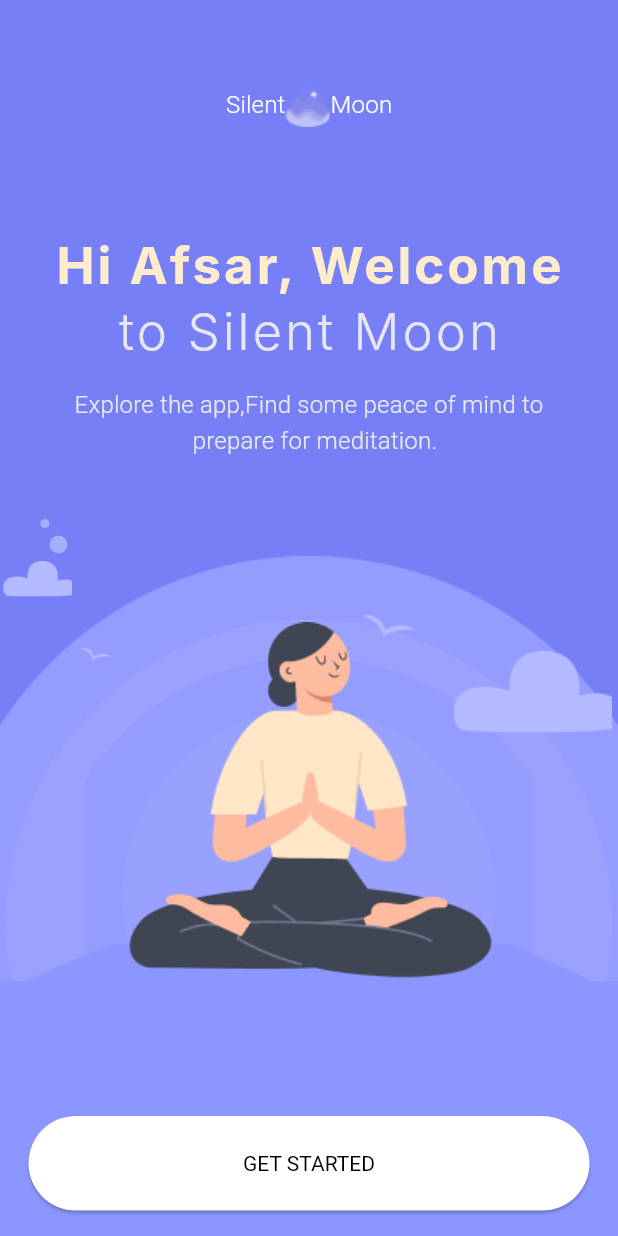
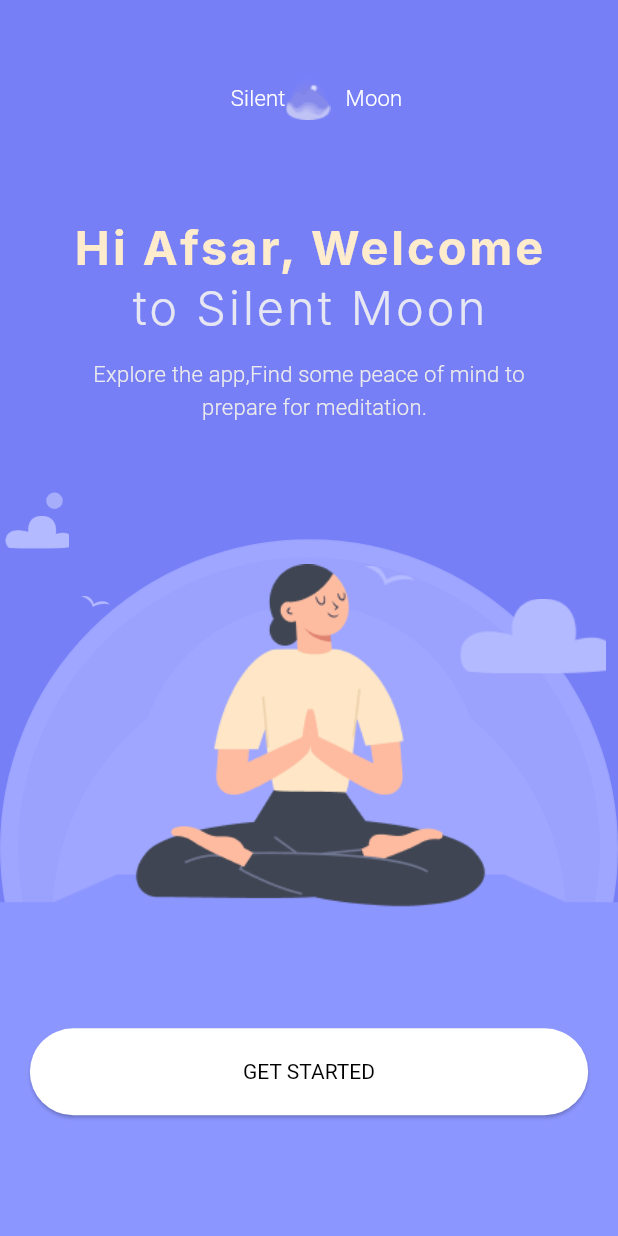
Before and after one commit to rakibul6670/meditation_ui_app, a Flutter app: the GetStartedScreen screen opened by its route, on a phone screen of 412 x 824 dp. Run offline on Flutter 3.47's test engine with Material 3 defaults, Android fonts, the phone set to English and light mode, and no system bars; our stand-ins replace flutter_screenutil, flutter_time_picker_spinner, font_awesome_flutter; Roboto replaces fonts that are missing (HelveticaNeue, Inter).

Commit message:
welcome,login,signup,screen response complete

```diff
--- a/lib/app.dart
+++ b/lib/app.dart
@@ -2,6 +2,7 @@
 import 'package:meditation_ui_app/core/routes/app_pages.dart';
 import 'package:meditation_ui_app/core/routes/app_routes.dart';
 import 'package:meditation_ui_app/core/theme/app_theme.dart';
+import 'package:meditation_ui_app/welcome_screen.dart';
 
 class MeditationUiApp extends StatelessWidget {
   const MeditationUiApp({super.key});
@@ -13,7 +14,8 @@
 
 
      initialRoute: AppRoutes.initialScreen,
-     routes: AppPages.routes,
+      routes: AppPages.routes,
+      //home: WelcomeScreen(),
 
      theme: AppTheme.darkTheme,
      //darkTheme: AppTheme.darkTheme,
--- a/lib/core/routes/app_pages.dart
+++ b/lib/core/routes/app_pages.dart
@@ -11,12 +11,14 @@
 import 'package:meditation_ui_app/presentation/screen/sign_up_screen.dart';
 import 'package:meditation_ui_app/presentation/screen/sign_up_sign_in_screen.dart';
 import '../../presentation/screen/music_details_screen.dart';
+import '../../welcome_screen.dart';
 
 class AppPages{
 
   static Map<String,Widget Function(BuildContext)> routes = {
 
-    AppRoutes.initialScreen : (context)=> SignUpSignInScreen(),
+    AppRoutes.initialScreen : (context)=> WelcomeScreen(),
+    AppRoutes.signupSignInScreen : (context)=> SignUpSignInScreen(),
     AppRoutes.loginScreen : (context)=> LoginScreen(),
     AppRoutes.dashboardScreen : (context)=> DashboardScreen(),
     AppRoutes.musicDetailsScreen : (context) => MusicDetailsScreen(),
--- a/lib/core/routes/app_routes.dart
+++ b/lib/core/routes/app_routes.dart
@@ -1,6 +1,7 @@
 class AppRoutes{
 
   static final String initialScreen = '/';
+  static final String signupSignInScreen = '/signupSignInScreen';
   static final String loginScreen = '/loginScreen';
   static final String dashboardScreen = "/dashboardScreen";
   static final String musicDetailsScreen = "/musicDetailsScreen";
--- a/lib/core/theme/app_spacing.dart
+++ b/lib/core/theme/app_spacing.dart
@@ -1,4 +1,5 @@
 import 'package:flutter/widgets.dart';
+import 'package:flutter_screenutil/flutter_screenutil.dart';
 
 class AppSpacing {
   //===================== Vertical Spacing ====================================
@@ -7,42 +8,42 @@
   // static SizedBox v189 = SizedBox(height: 189);
   //static SizedBox v111 = SizedBox(height: 111);
 
-  static SizedBox v391 = SizedBox(height: 391);
-  static SizedBox v155 = SizedBox(height: 155);
-  static SizedBox v105 = SizedBox(height: 105);
+  static SizedBox v391 = SizedBox(height: 391.h);
+  static SizedBox v155 = SizedBox(height: 155.h);
+  static SizedBox v105 = SizedBox(height: 105.h);
 
-  static SizedBox v86 = SizedBox(height: 86);
-  static SizedBox v82 = SizedBox(height: 82);
-  static SizedBox v70 = SizedBox(height: 70);
-  static SizedBox v60 = SizedBox(height: 60);
-  static SizedBox v55 = SizedBox(height: 55);
-  static SizedBox v57 = SizedBox(height: 57);
-  static SizedBox v50 = SizedBox(height: 50);
-  static SizedBox v40 = SizedBox(height: 40);
+  static SizedBox v86 = SizedBox(height: 86.h);
+  static SizedBox v82 = SizedBox(height: 82.h);
+  static SizedBox v70 = SizedBox(height: 70.h);
+  static SizedBox v60 = SizedBox(height: 60.h);
+  static SizedBox v55 = SizedBox(height: 55.h);
+  static SizedBox v57 = SizedBox(height: 57.h);
+  static SizedBox v50 = SizedBox(height: 50.h);
+  static SizedBox v40 = SizedBox(height: 40.h);
 
-  static SizedBox v34 = SizedBox(height: 34);
-  static SizedBox v35 = SizedBox(height: 35);
+  static SizedBox v34 = SizedBox(height: 34.h);
+  static SizedBox v35 = SizedBox(height: 35.h);
 
-  static SizedBox v32 = SizedBox(height: 32);
+  static SizedBox v32 = SizedBox(height: 32.h);
 
-  static SizedBox v30 = SizedBox(height: 30);
-  static SizedBox v23 = SizedBox(height: 23);
-  static SizedBox v20 = SizedBox(height: 20);
-  static SizedBox v25 = SizedBox(height: 25);
+  static SizedBox v30 = SizedBox(height: 30.h);
+  static SizedBox v23 = SizedBox(height: 23.h);
+  static SizedBox v20 = SizedBox(height: 20.h);
+  static SizedBox v25 = SizedBox(height: 25.h);
 
-  static SizedBox v15 = SizedBox(height: 15);
+  static SizedBox v15 = SizedBox(height: 15.h);
 
-  static SizedBox v10 = SizedBox(height: 10);
+  static SizedBox v10 = SizedBox(height: 10.h);
 
-  static SizedBox v5 = SizedBox(height: 5);
+  static SizedBox v5 = SizedBox(height: 5.h);
 
   //============================ Horizontal Spacing =================
-  static SizedBox h63 = SizedBox(width: 63);
-  static SizedBox h56 = SizedBox(width: 56);
-  static SizedBox h20 = SizedBox(width: 20);
-  static SizedBox h15 = SizedBox(width: 15);
+  static SizedBox h63 = SizedBox(width: 63.w);
+  static SizedBox h56 = SizedBox(width: 56.w);
+  static SizedBox h20 = SizedBox(width: 20.w);
+  static SizedBox h15 = SizedBox(width: 15.w);
 
-  static SizedBox h10 = SizedBox(width: 10);
+  static SizedBox h10 = SizedBox(width: 10.w);
 
-  static SizedBox h5 = SizedBox(width: 5);
+  static SizedBox h5 = SizedBox(width: 5.w);
 }
--- a/lib/core/theme/app_theme.dart
+++ b/lib/core/theme/app_theme.dart
@@ -1,4 +1,5 @@
 import 'package:flutter/material.dart';
+import 'package:flutter_screenutil/flutter_screenutil.dart';
 
 class AppTheme {
 
@@ -63,14 +64,14 @@
     //-------------------Text Theme -------------
     textTheme: TextTheme(
       headlineMedium: TextStyle(
-        fontSize: 34,
+        fontSize: 34.sp,
         fontWeight: FontWeight.w700,
         fontFamily: "Inter",
         letterSpacing: 2,
         color: Color(0xFFE6E7F2),
       ),
       headlineSmall: TextStyle(
-        fontSize: 24,
+        fontSize: 24.sp,
         fontWeight: FontWeight.w400,
         fontFamily: "HelveticaNeue",
         letterSpacing: 2,
@@ -78,30 +79,30 @@
       ),
 
       titleLarge: TextStyle(
-        fontSize: 20,
+        fontSize: 20.sp,
         fontWeight: FontWeight.w300,
         color: Color(0xffebeaec),
       ),
       titleMedium: TextStyle(
-        fontSize: 16,
+        fontSize: 16.sp,
         fontWeight: FontWeight.w300,
         color: Color(0xffebeaec),
       ),
       titleSmall: TextStyle(
-        fontSize: 14,
+        fontSize: 14.sp,
         fontWeight: FontWeight.w400,
         fontFamily: "HelveticaNeue",
         color: Color(0xffebeaec),
       ),
 
       bodyLarge: TextStyle(
-        fontSize: 18,
+        fontSize: 18.sp,
         fontWeight: FontWeight.w700,
         color: Color(0xffebeaec),
       ),
 
       bodySmall: TextStyle(
-        fontSize: 11,
+        fontSize: 11.sp,
         fontWeight: FontWeight.w400,
         color: Color(0xffebeaec),
         // letterSpacing: 5,
--- a/lib/main.dart
+++ b/lib/main.dart
@@ -1,6 +1,23 @@
 import 'package:flutter/material.dart';
+import 'package:flutter_screenutil/flutter_screenutil.dart';
 import 'package:meditation_ui_app/app.dart';
 
 void main() {
-  runApp(MeditationUiApp());
+  runApp(MyApp());
 }
+
+class MyApp extends StatelessWidget {
+  const MyApp({super.key});
+
+  @override
+  Widget build(BuildContext context) {
+    return ScreenUtilInit(
+      minTextAdapt: true,
+      splitScreenMode: true,
+      designSize: Size(414, 896),
+      builder: (context,child){
+        return MeditationUiApp();
+      },
+    );
+  }
+}
--- a/lib/presentation/screen/get_started_screen.dart
+++ b/lib/presentation/screen/get_started_screen.dart
@@ -1,4 +1,5 @@
 import 'package:flutter/material.dart';
+import 'package:flutter_screenutil/flutter_screenutil.dart';
 import 'package:meditation_ui_app/core/constants/assets_icons_path.dart';
 import 'package:meditation_ui_app/core/routes/app_routes.dart';
 import 'package:meditation_ui_app/core/theme/app_spacing.dart';
@@ -20,12 +21,13 @@
           child: Column(
             children: [
               //===================== Title ==================
-              SizedBox(height: 55),
+              SizedBox(height: 55.h),
               Row(
                 mainAxisAlignment: MainAxisAlignment.center,
 
                 children: [
                   //---------------------Silent Text --------------
+                  SizedBox(width: 10.w,),
                   Text(
                     "Silent",
                     style: textTheme.titleMedium!.copyWith(color: const Color.fromARGB(255, 255, 255, 255)),
@@ -35,6 +37,7 @@
                   Image.asset(AssetsIconsPath.logo, height: 30, width: 30),
 
                   //----------------------Moon Text------------------
+                   SizedBox(width: 10.w,),
                   Text(
                     "Moon",
                     style: textTheme.titleMedium!.copyWith(color: const Color.fromARGB(255, 255, 255, 255)),
@@ -69,11 +72,11 @@
               ),
 
               //=======================Get Started Button ============
-              SizedBox(height: 438),
+              SizedBox(height: 438.h),
 
               SizedBox(
-                height: 63,
-                width: 374,
+                height: 63.h,
+                width: 374.w,
                 child: ElevatedButton(
                   style: ElevatedButton.styleFrom(
                     backgroundColor: Colors.white,
@@ -89,7 +92,7 @@
               ),
 
               //SizedBox(height: 118,),
-              SizedBox(height: 80),
+              SizedBox(height: 80.h),
             ],
           ),
         ),
--- a/lib/presentation/widgets/custom_elevated_button.dart
+++ b/lib/presentation/widgets/custom_elevated_button.dart
@@ -1,4 +1,5 @@
 import 'package:flutter/material.dart';
+import 'package:flutter_screenutil/flutter_screenutil.dart';
 
 class CustomElevatedButton extends StatelessWidget {
   final VoidCallback onPressed;
@@ -9,8 +10,8 @@
   @override
   Widget build(BuildContext context) {
     return SizedBox(
-      height: 63,
-      width: 374,
+      height: 63.h,
+      width: 374.w,
       child: ElevatedButton(
         onPressed: onPressed,
          child: Text(buttonName)
--- a/lib/presentation/widgets/get_started_background.dart
+++ b/lib/presentation/widgets/get_started_background.dart
@@ -1,4 +1,5 @@
 import 'package:flutter/material.dart';
+import 'package:flutter_screenutil/flutter_screenutil.dart';
 import 'package:meditation_ui_app/core/constants/assets_images_path.dart';
 
 class GetStartedBackground extends StatelessWidget {
@@ -17,11 +18,11 @@
 
            //===========================Small Circle left ================
            Positioned(
-            top: 346,
-            left: 27,
+            top: 346.w,
+            left: 27.w,
             child: Container(
-              height: 6,
-              width: 6,
+              height: 6.h,
+              width: 6.w,
               decoration: BoxDecoration(
                 color: Color(0xffA6ADFB),
                 shape: BoxShape.circle,
@@ -31,11 +32,11 @@
             ),
            //===========================Medium Circle left =================
            Positioned(
-            top: 357,
-            left: 33,
+            top: 357.h,
+            left: 33.h,
             child:  Container(
-              height: 12,
-              width: 12,
+              height: 12.h,
+              width: 12.w,
               decoration: BoxDecoration(
                 color: Color(0xffA6ADFB),
                 shape: BoxShape.circle,
@@ -46,66 +47,84 @@
 
           //========================= cloud left side ====================
           Positioned(
-            top: 374,
-            child: Image.asset(AssetsImagesPath.cloud,width: 50,height: 24,)
+            top: 374.h,
+            child: Image.asset(
+              AssetsImagesPath.cloud,width: 50.w,height: 24.h,)
             ),
 
 
           //=======================Circle 1===============
 
            Positioned(
-            top: 369,
-            left: 0,
-            right: 0,
-            child: Image.asset(
-              AssetsImagesPath.ellipse,
-              height: 492,
-              width: 492,
-            ),
+            top: 369.h,
+            left: 0.w,
+            right: 0.w,
+            child: Container(
+            //padding: EdgeInsets.all(35),
+            height: 492.h,
+            width: 492.w,
+            decoration: BoxDecoration(
+            color: Color(0xff9EA6FF),
+            shape: BoxShape.circle,
+                border: Border.all(color: Color(0xff9AA2FD))
+            ),),
+            // child: Image.asset(
+            //   AssetsImagesPath.ellipse,
+            //   height: 492.h,
+            //   width: 492.w,
+            // ),
           ),
 
            //=======================Circle 2===============
-
-
            Positioned(
-            top: 404,
-            left: 4,
-            right: 4,
+            top: 404.h,
+            left: 4.w,
+            right: 4.w,
             child: Container(
               //padding: EdgeInsets.all(35),
-              height: 422,
-              width: 422,
+              height: 422.h,
+              width: 422.w,
               decoration: BoxDecoration(
                 color: Color(0xff9AA2FD),
                 shape: BoxShape.circle,
+
               ),
            ),),
 
 
           //=======================Circle 3 ===============
            Positioned(
-            top: 438,
-            left: 34,
-            right:34,
-            child: Image.asset(
-              AssetsImagesPath.ellipse,
-              height: 354,
-              width: 354,
-            ),
+            top: 438.h,
+            left: 30.w, //34
+            right:30.w, //34
+               child: Container(
+                 padding: EdgeInsets.all(35),
+                 height: 248.h,
+                 width: 248.w,
+                 decoration: BoxDecoration(
+                   color: Color(0xff9EA6FF),
+                   shape: BoxShape.circle,
+                 ),
+               )
+            // child: Image.asset(
+            //   AssetsImagesPath.ellipse,
+            //   height: 354.h,
+            //   width: 354.w,
+            // ),
           ),
 
           //========================== Circle 4 =====================
            Positioned(
-            top: 473,
-            left: 35,
-            right: 35,
+            top: 473.h,
+            left: 35.w,
+            right: 35.w,
+            bottom: 35,
             child: Container(
-              //padding: EdgeInsets.all(35),
-              height: 248,
-              width: 248,
+              padding: EdgeInsets.all(35),
+              height: 248.h,
+              width: 248.w,
               decoration: BoxDecoration(
-                color: Color(0xff99A1FF),
-
+                color: Color(0xff9EA6FF),
                 shape: BoxShape.circle,
               ),
            ),),
@@ -114,12 +133,12 @@
            //===================
            //266
             Positioned(
-            top: 654,
-             left: 0,
-             right:0,
+            top: 654.h,
+             left: 0.w,
+             right:0.w,
             child: Container(
-              height: 266,
-              width: 616,
+              height: 266.h,
+              width: 616.w,
               decoration: BoxDecoration(
                 color: Color(0xff8C96FF),
 
@@ -132,50 +151,50 @@
           //======================= Man siting  ===============
            Positioned(
            // top:397,
-           top: 409,
-            left: 9,
-            right:7,
+           top: 409.h,
+            left: 9.w,
+            right:7.w,
             child: Image.asset(
               AssetsImagesPath.getStartMan,
-              width: 430,
-              height: 258,
+              width: 430.w,
+              height: 258.h,
             ),
           ),
 
           //======================= Big Cloud ===============
            Positioned(
 
-           top: 434,
+           top: 434.h,
            // left: 9,
-            right:0,
+            right:0.w,
             child: Image.asset(
               AssetsImagesPath.cloud,
-              width: 114,
-              height: 55,
+              width: 114.w,
+              height: 55.h,
             ),
           ),
 
           //======================= Big Bird ===============
            Positioned(
-           top: 410,
+           top: 410.h,
            // left: 9,
-            right:135,
+            right:135.w,
             child: Image.asset(
               AssetsImagesPath.bird,
-              width: 36,
-              height: 14,
+              width: 36.w,
+              height: 14.h,
             ),
           ),
 
           //======================= Small Bird ===============
            Positioned(
-           top: 432,
-           left: 53,
+           top: 432.h,
+           left: 53.w,
 
             child: Image.asset(
               AssetsImagesPath.bird,
-              width: 22,
-              height: 8,
+              width: 22.w,
+              height: 8.h,
             ),
           ),
 
--- a/pubspec.yaml
+++ b/pubspec.yaml
@@ -19,7 +19,7 @@
 version: 1.0.0+1
 
 environment:
-  sdk: ^3.8.1
+  sdk: '>=3.4.0 <4.0.0'
 
 # Dependencies specify other packages that your package needs in order to work.
 # To automatically upgrade your package dependencies to the latest versions
@@ -35,6 +35,7 @@
   flutter_time_picker_spinner: ^2.0.0
   #this package for create stagger gridview
   flutter_staggered_grid_view: ^0.7.0
+  flutter_screenutil: ^5.9.3
 
   # The following adds the Cupertino Icons font to your application.
   # Use with the CupertinoIcons class for iOS style icons.
```
Also changed, not shown: assets/images/choose_topic.dart (added, +161 -0 lines), lib/presentation/screen/login_screen.dart (+15 -7 lines), lib/presentation/screen/sign_up_screen.dart (+20 -14 lines), lib/presentation/screen/sign_up_sign_in_screen.dart (+7 -10 lines), lib/presentation/widgets/sign_up_sign_in_background.dart (+6 -5 lines), lib/presentation/widgets/social_login_button.dart (+5 -4 lines), lib/welcome_screen.dart (added, +67 -0 lines), assets/icons/google.png (added), pubspec.lock.
